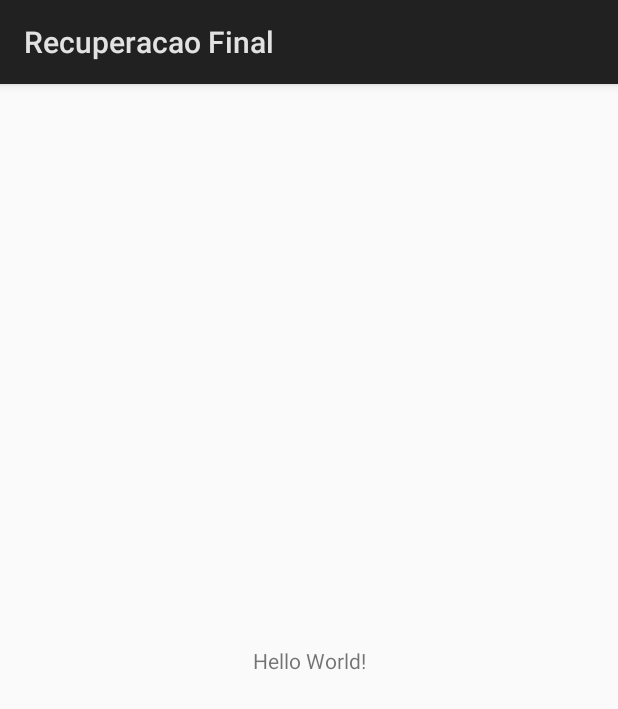
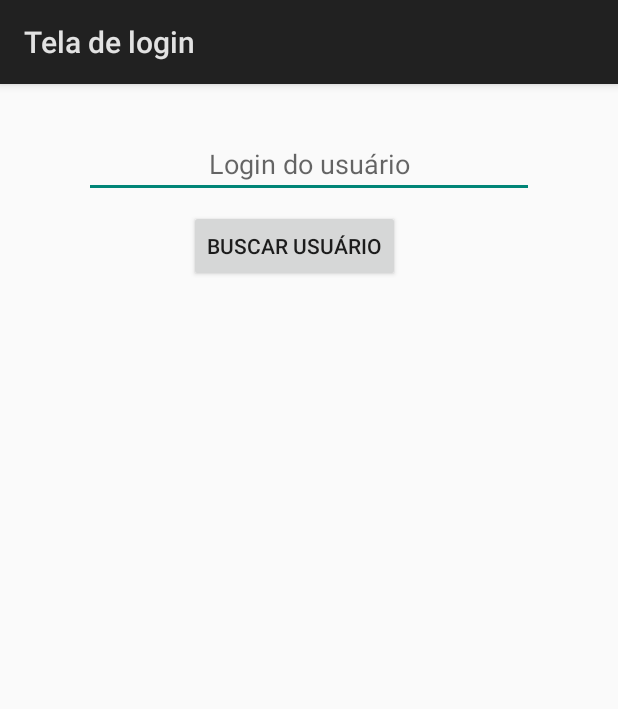
Before and after one commit to COLTEC-TP/Recuperacao-Final, an Android app: the screen it shows after launch (MainActivity), on a phone screen of 412 x 824 dp. Shown: the top 709 px of the screen. Run offline under Robolectric (Android 15) with nearby library versions, the phone set to English and light mode, and no system bars.

```diff
--- a/app/src/main/AndroidManifest.xml
+++ b/app/src/main/AndroidManifest.xml
@@ -16,6 +16,9 @@
                 <category android:name="android.intent.category.LAUNCHER" />
             </intent-filter>
         </activity>
+        <activity android:name=".LoginActivity" />
+        <activity android:name=".RepoListActivity" />
+        <activity android:name=".UserInfoActivity"></activity>
     </application>
 
 </manifest>
--- a/app/src/main/java/br/ufmg/coltec/tp/recuperacaofinal/GitHubService.java
+++ b/app/src/main/java/br/ufmg/coltec/tp/recuperacaofinal/GitHubService.java
@@ -3,18 +3,14 @@ package br.ufmg.coltec.tp.recuperacaofinal;
 import java.util.List;
 
 import retrofit2.Call;
-import retrofit2.http.Body;
 import retrofit2.http.GET;
-import retrofit2.http.POST;
 import retrofit2.http.Path;
-import retrofit2.http.Query;
 
 public interface GitHubService {
 
-    @GET("users/{username}/json")
-    public Call<User> getUser(@Path("username") String username);
+    @GET("users/{username}")
+    Call<User> getUser(@Path("username") String username);
 
-    @GET("group/{id}/json")
-    public  Call<List<User>> groupList(@Path("id") int groupId);
-
+    @GET("users/{username}/repos")
+    Call<List<Repo>> listRepos(@Path("username") String username);
 }
--- a/app/src/main/java/br/ufmg/coltec/tp/recuperacaofinal/MainActivity.java
+++ b/app/src/main/java/br/ufmg/coltec/tp/recuperacaofinal/MainActivity.java
@@ -1,9 +1,12 @@
 package br.ufmg.coltec.tp.recuperacaofinal;
 
 import android.app.Activity;
+import android.content.Intent;
 import android.os.Bundle;
+import android.view.View;
+import android.widget.Button;
 import android.widget.EditText;
-import android.widget.TextView;
+import android.widget.Toast;
 
 import retrofit2.Call;
 import retrofit2.Callback;
@@ -11,34 +14,60 @@ import retrofit2.Response;
 
 public class MainActivity extends Activity {
 
-  @Override
-  protected void onCreate(Bundle savedInstanceState) {
-    super.onCreate(savedInstanceState);
-    setContentView(R.layout.activity_main);
+    private static GitHubService service;
 
-    EditText loginText = findViewById(R.id.login);
+    @Override
+    protected void onCreate(Bundle savedInstanceState) {
+        super.onCreate(savedInstanceState);
+
+        setContentView(R.layout.activity_main);
+
+        getActionBar().setTitle("Tela de login");
+
+        final Button loginButton = findViewById(R.id.searchButton);
+        loginButton.setOnClickListener(new View.OnClickListener() {
+            @Override
+            public void onClick(View view) {
+                EditText loginText = findViewById(R.id.login);
+                String username = loginText.getText().toString();
+                if (!username.isEmpty()) {
+                    getUserInfo(username);
+                } else {
+                    Toast.makeText(getApplicationContext(),"Insira um nome de usuário válido!",
+                            Toast.LENGTH_LONG).show();
+                }
+            }
+        });
+        service = RetrofitConfig.getRetrofit();
+
+        String username = "jemaf";
+        getUserInfo(username);
+    }
 
 
-  }
-
-    private void makeCall(final TextView mPriceTextView, final String currencyCode) {
-        GitHubService service = new RetrofitConfig().getGitHubService();
-        Call<User> userCall = service.getUser("username");
-
-// fazendo a requisição de forma assíncrona
-        userCall.enqueue(new Callback<User>() {
+    private void getUserInfo (String username) {
+        Call<User> call = service.getUser(username);
+        call.enqueue(new Callback<User>() {
             @Override
             public void onResponse(Call<User> call, Response<User> response) {
+
                 User user = response.body();
 
-                // Manipulação do endereço recebido
+                if (user != null) {
+                    Intent intent = new Intent(getBaseContext(), UserInfoActivity.class);
+                    intent.putExtra("UserObj", user);
+                    startActivity(intent);
+
+                } else {
+                    Toast.makeText(getApplicationContext(), "Usuário não encontrado!",
+                            Toast.LENGTH_LONG).show();
+                }
             }
 
             @Override
             public void onFailure(Call<User> call, Throwable t) {
-                // Tratamento de eventual erro de requisição
+
             }
         });
-
     }
 }
--- a/app/src/main/res/layout/activity_main.xml
+++ b/app/src/main/res/layout/activity_main.xml
@@ -4,15 +4,44 @@
     xmlns:tools="http://schemas.android.com/tools"
     android:layout_width="match_parent"
     android:layout_height="match_parent"
-  tools:context=".MainActivity">
+    tools:context=".LoginActivity">
+
+  <EditText
+      android:id="@+id/login"
+      android:layout_width="300dp"
+      android:layout_height="44dp"
+      android:layout_marginTop="32dp"
+      android:ems="10"
+      android:hint="Login do usuário"
+      android:inputType="textEmailAddress"
+      android:textAlignment="center"
+      app:layout_constraintEnd_toEndOf="parent"
+      app:layout_constraintHorizontal_bias="0.5"
+      app:layout_constraintStart_toStartOf="parent"
+      app:layout_constraintTop_toTopOf="parent"
+      tools:ignore="MissingConstraints" />
+
+  <Button
+      android:id="@+id/searchButton"
+      android:layout_width="wrap_content"
+      android:layout_height="wrap_content"
+      android:layout_marginTop="8dp"
+      android:layout_marginEnd="20dp"
+      android:clickable="true"
+      android:text="Buscar usuário"
+      app:layout_constraintEnd_toEndOf="@+id/login"
+      app:layout_constraintStart_toStartOf="@+id/login"
+      app:layout_constraintTop_toBottomOf="@+id/login"
+      tools:ignore="MissingConstraints" />
 
   <TextView
+      android:id="@+id/responseText"
       android:layout_width="wrap_content"
       android:layout_height="wrap_content"
-    android:text="Hello World!"
-    app:layout_constraintBottom_toBottomOf="parent"
-    app:layout_constraintLeft_toLeftOf="parent"
-    app:layout_constraintRight_toRightOf="parent"
-    app:layout_constraintTop_toTopOf="parent" />
-
+      android:layout_marginStart="8dp"
+      android:layout_marginTop="8dp"
+      android:layout_marginEnd="8dp"
+      app:layout_constraintEnd_toEndOf="@+id/searchButton"
+      app:layout_constraintStart_toStartOf="@+id/searchButton"
+      app:layout_constraintTop_toBottomOf="@+id/searchButton" />
 </android.support.constraint.ConstraintLayout>
```
Also changed, not shown: app/src/main/java/br/ufmg/coltec/tp/recuperacaofinal/LoginActivity.java (added, +29 -0 lines), app/src/main/java/br/ufmg/coltec/tp/recuperacaofinal/Repo.java (+28 -1 lines), app/src/main/java/br/ufmg/coltec/tp/recuperacaofinal/RepoListActivity.java (added, +59 -0 lines), app/src/main/java/br/ufmg/coltec/tp/recuperacaofinal/RepoListAdapter.java (added, +38 -0 lines), app/src/main/java/br/ufmg/coltec/tp/recuperacaofinal/RetrofitConfig.java (+3 -9 lines), app/src/main/java/br/ufmg/coltec/tp/recuperacaofinal/User.java (+34 -1 lines), app/src/main/java/br/ufmg/coltec/tp/recuperacaofinal/UserInfoActivity.java (added, +107 -0 lines), app/src/main/res/layout/activity_repo_list.xml (added, +15 -0 lines), app/src/main/res/layout/activity_user_info.xml (added, +121 -0 lines), app/src/main/res/layout/repo_list_view.xml (added, +59 -0 lines), app/src/main/res/menu/info_menu.xml (added, +11 -0 lines). Lines whose indentation alone changed are shown as unchanged.
